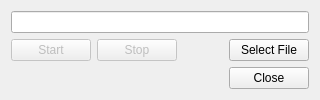
Old version of the form Libretro/mgba/src/platform/qt/GIFView.ui in the repository kiddreads/Avalon-copy2.
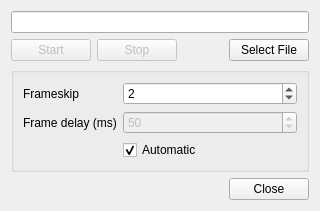
New version of the form.

Patch:
```diff
--- a/Libretro/mgba/src/platform/qt/GIFView.ui
+++ b/Libretro/mgba/src/platform/qt/GIFView.ui
@@ -6,8 +6,8 @@
    <rect>
     <x>0</x>
     <y>0</y>
-    <width>342</width>
-    <height>124</height>
+    <width>278</width>
+    <height>247</height>
    </rect>
   </property>
   <property name="windowTitle">
@@ -89,6 +89,59 @@
      </item>
     </layout>
    </item>
+   <item>
+    <widget class="QGroupBox" name="groupBox">
+     <property name="title">
+      <string/>
+     </property>
+     <layout class="QFormLayout" name="formLayout_2">
+      <item row="0" column="0">
+       <widget class="QLabel" name="label">
+        <property name="text">
+         <string>Frameskip</string>
+        </property>
+       </widget>
+      </item>
+      <item row="0" column="1">
+       <widget class="QSpinBox" name="frameskip">
+        <property name="value">
+         <number>2</number>
+        </property>
+       </widget>
+      </item>
+      <item row="1" column="0">
+       <widget class="QLabel" name="label_2">
+        <property name="text">
+         <string>Frame delay (ms)</string>
+        </property>
+       </widget>
+      </item>
+      <item row="2" column="1">
+       <widget class="QCheckBox" name="delayAuto">
+        <property name="text">
+         <string>Automatic</string>
+        </property>
+        <property name="checked">
+         <bool>true</bool>
+        </property>
+       </widget>
+      </item>
+      <item row="1" column="1">
+       <widget class="QSpinBox" name="delayMs">
+        <property name="enabled">
+         <bool>false</bool>
+        </property>
+        <property name="maximum">
+         <number>5000</number>
+        </property>
+        <property name="value">
+         <number>50</number>
+        </property>
+       </widget>
+      </item>
+     </layout>
+    </widget>
+   </item>
    <item>
     <widget class="QDialogButtonBox" name="buttonBox">
      <property name="standardButtons">
```
Left out of the diff: 35 changed lines with no effect on the pictures.
